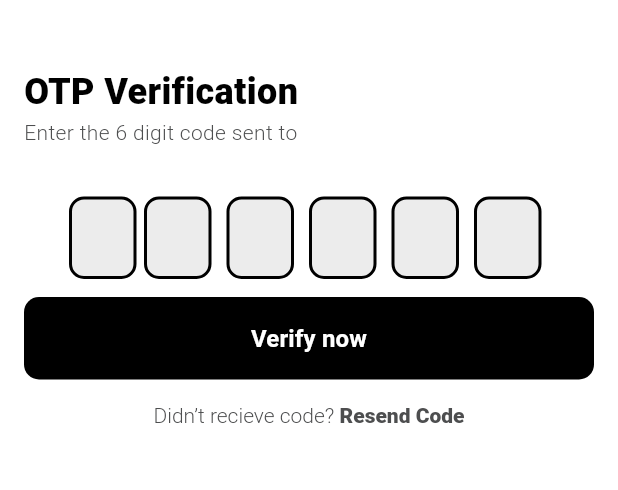
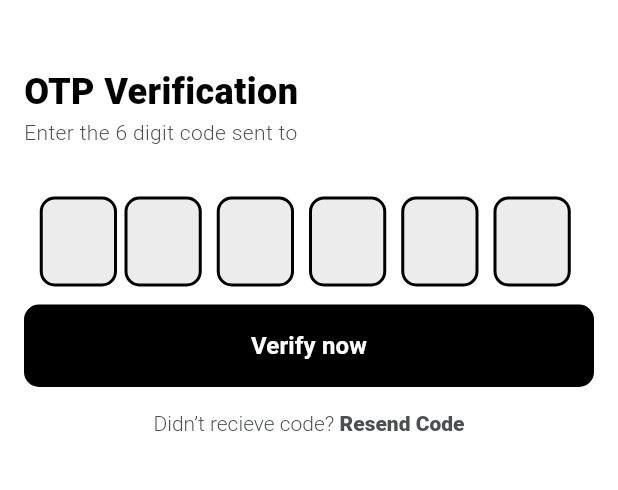
Before and after one commit to Ishita03-Singh/aapka_vakeel, a Flutter app: the OTPScreen screen opened directly with empty values, on a phone screen of 412 x 824 dp, the part 63-553 px from its top. Run offline on Flutter 3.47's test engine with Material 3 defaults, Android fonts, the phone set to English and light mode, and no system bars; drawn by our look-alikes of loader_overlay; our stand-ins replace animated_splash_screen, camera, cloud_firestore, country_picker, file_picker, firebase_auth and 13 more; missing offline and left inert: flutter_pdfview, flutter_webrtc, razorpay_flutter, video_call; accounts and stored records are empty.

Commit message:
ui changes

```diff
--- a/lib/screens/Dashboard.dart
+++ b/lib/screens/Dashboard.dart
@@ -214,7 +214,7 @@ class _DashboardState extends State<Dashboard> {
 
                children: [
                  ClipRRect(borderRadius: BorderRadius.all(Radius.circular(20)),
-                         child: Image.asset(list[index]["imagePath"],fit: BoxFit.fill,width: isLegalCase?200: 100,)),
+                         child: Image.asset(list[index]["imagePath"],fit: BoxFit.fill,width: isLegalCase?MediaQuery.of(context).size.width/2.3: 100,)),
                if(list[index]["terms"])
                 CustomText.extraSmallinfoText("*Terms and conditions apply")
 
@@ -452,8 +452,8 @@ class _DashboardState extends State<Dashboard> {
       callFun();
 
     },
-     child: Expanded(
-        // height: width>=height?MediaQuery.of(context).size.height/4:MediaQuery.of(context).size.height/3,
+     child: Container(
+        height: width>=height?MediaQuery.of(context).size.height/4:MediaQuery.of(context).size.height/3,
        child: Container(
 
         decoration: BoxDecoration(borderRadius: BorderRadius.all(Radius.circular(20),),
--- a/lib/screens/OTPScreen.dart
+++ b/lib/screens/OTPScreen.dart
@@ -83,8 +83,8 @@ class _OTPScreenState extends State<OTPScreen> {
                             mainAxisAlignment: MainAxisAlignment.center,
                             children: List.generate(6, (index) {
                               return Container(
-                                width: 45,
-                                height: 55,
+                                width: MediaQuery.of(context).size.width/8,
+                                height: 60,
                                 margin: index > 0
                                     ? EdgeInsets.symmetric(horizontal: 5)
                                     : EdgeInsets.symmetric(horizontal: 0),
--- a/lib/screens/chatGPT/chatGPT.dart
+++ b/lib/screens/chatGPT/chatGPT.dart
@@ -4,6 +4,7 @@ import 'dart:io';
 import 'package:aapka_vakeel/screens/affidavitScreen.dart';
 import 'package:aapka_vakeel/utilities/colors.dart';
 import 'package:aapka_vakeel/utilities/custom_button.dart';
+import 'package:aapka_vakeel/utilities/cutom_message.dart';
 import 'package:aapka_vakeel/utilities/my_appbar.dart';
 import 'package:aapka_vakeel/utilities/my_textfield.dart';
 import 'package:gallery_saver/gallery_saver.dart';
@@ -230,7 +231,11 @@ Future<String> getGeminiResponse(String inputText) async {
                 crossAxisAlignment: CrossAxisAlignment.center,
                 children: [
                   Expanded(child: customButton.taskButton("Export as Word file", ()async {
+          context.loaderOverlay.show();
            await  saveTextFileToDownloads();
+          context.loaderOverlay.hide();
+          CustomMessenger.defaultMessenger(context, "File saved.");
+
           }))])))
           :Container(),
         ],
--- a/lib/screens/consultation/consultation.dart
+++ b/lib/screens/consultation/consultation.dart
@@ -223,8 +223,8 @@ Future<String> getAdvocateImage(Map<String, dynamic> advocate) async {
         getTopLayer(advocate,imageUrl),
         SizedBox(height: 10),
         getMiddleLayer(advocate),
-           SizedBox(height: 10),
-           getBottomLayer(advocate),
+        SizedBox(height: 10),
+        getBottomLayer(advocate),
 
 
     ],),
@@ -239,7 +239,7 @@ getBottomLayer(Map<String,dynamic> advocate){
       Row(children: [
         CustomChip.statusText("Available",true),
         SizedBox(width: 20),
-        CustomChip.statusText(advocate["address"],false),
+       Container(child: CustomText.infoText(advocate["address"]),width: MediaQuery.of(context).size.width/2,),
       ],)
       ,SizedBox(height: 5),
       CustomText.RegularDarkText("Call charges: Rs. ${advocate["charges"]}/min")
```
Also changed, not shown: lib/screens/affidavitScreen.dart (+5 -4 lines).
